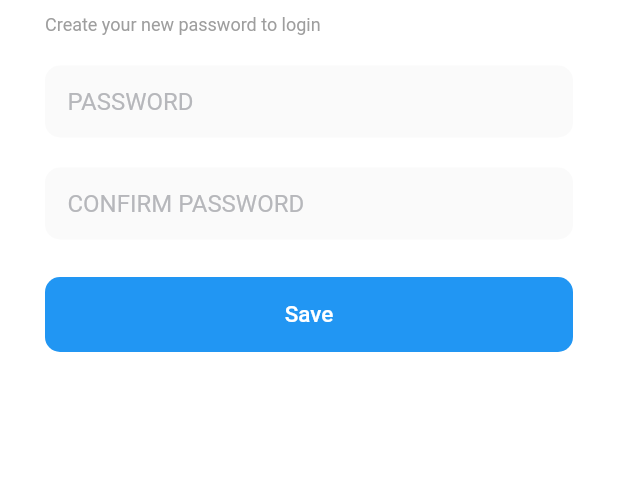
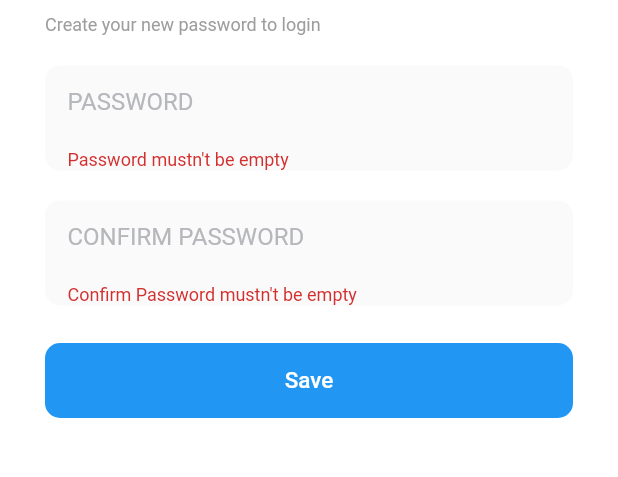
Before and after one commit to OmarMushtaha2020/doctor_app, a Flutter app: the CreatePasswordView screen opened by its route, after a tap on "Save", on a phone screen of 412 x 824 dp, the part 191-668 px from its top. Run offline on Flutter 3.47's test engine with Material 2 defaults, Android fonts, the phone set to English and light mode, and no system bars; our stand-ins replace animate_do, cached_network_image, cloud_firestore, firebase_auth, firebase_core, firebase_storage and 5 more; missing offline and left inert: encrypt; accounts and stored records are empty.

Commit message:
Final Changes

```diff
--- a/lib/app/modules/home/controllers/add_article_controller.dart
+++ b/lib/app/modules/home/controllers/add_article_controller.dart
@@ -100,16 +100,17 @@ class AddArticleController extends GetxController {
       nameArticle, detailsArticle, imageArticle, idOfCategories) async {
     articleModel = ArticleModel(nameArticle, detailsArticle, imageArticle,
         idOfCategories, tokenOfDoctors);
-    Future.delayed(Duration(milliseconds: 1000)).then((value) {
       FirebaseFirestore.instance
           .collection("Categories")
           .doc("$idOfCategories")
           .collection("Article")
           .add(articleModel?.toMap() ?? {})
           .then((value) {
+
         articleModel = ArticleModel(nameArticle, detailsArticle, imageArticle,
             idOfCategories, tokenOfDoctors,
             idOfArticle: value.id);
+        article.add(articleModel!);
         update();
         FirebaseFirestore.instance
             .collection("Categories")
@@ -118,10 +119,7 @@ class AddArticleController extends GetxController {
             .doc(value.id)
             .update(articleModel?.toMap() ?? {})
             .then((value) {
-          getAllArticle(idOfCategories);
           changeValueOfBottomSheet(false);
-          update();
-        });
 
         update();
       }).catchError((error) {});
--- a/lib/app/modules/home/views/chat_view.dart
+++ b/lib/app/modules/home/views/chat_view.dart
@@ -24,7 +24,7 @@ class ChatView extends GetView<LayoutController> {
                 ? Column(
                     mainAxisAlignment: MainAxisAlignment.center,
                     children: [
-                      SpinKitFadingCube(
+                      const SpinKitFadingCube(
                         color: Colors.blue,
                         size: 50.0,
                       ),
--- a/lib/app/modules/home/views/create_password_view.dart
+++ b/lib/app/modules/home/views/create_password_view.dart
@@ -1,4 +1,3 @@
-import 'package:firebase_auth/firebase_auth.dart';
 import 'package:flutter/material.dart';
 
 import 'package:get/get.dart';
@@ -15,13 +14,17 @@ class CreatePasswordView extends GetView<CreatePasswordController> {
   var password = TextEditingController();
   var confirm_password = TextEditingController();
   var token = Get.arguments;
+  var formKey=GlobalKey<FormState>();
 
   @override
   Widget build(BuildContext context) {
     return Scaffold(
         appBar: AppBar(),
         body: Padding(
-          padding: EdgeInsets.symmetric(horizontal: 30),
+          padding: const EdgeInsets.symmetric(horizontal: 30),
+          child: Form(
+            key: formKey,
+            child: SingleChildScrollView(
               child: Column(
                 crossAxisAlignment:
                 CrossAxisAlignment.start,
@@ -39,23 +42,38 @@ class CreatePasswordView extends GetView<CreatePasswordController> {
                   CustomSizeBox(20),
                   CustomAnimation(
                       CustomTextForm(
-                      password, "PASSWORD".tr, TextInputType.visiblePassword),
+                          password, "PASSWORD".tr, TextInputType.visiblePassword,validator: (value){
+                            if(value!.isEmpty){
+                              return "Password mustn't be empty";
+                            }
+                            return null;
+                      },),
                       1000),
                   CustomSizeBox(20),
                   CustomAnimation(
                       CustomTextForm(confirm_password, "CONFIRM PASSWORD".tr,
-                      TextInputType.visiblePassword),
+                          TextInputType.visiblePassword,validator: (value){
+                            if(value!.isEmpty){
+                              return "Confirm Password mustn't be empty";
+                            }
+                            return null;
+                          }),
                       1500),
                   CustomSizeBox(25),
                   CustomAnimation(
                       CustomButtom(() {
+                        if(formKey.currentState!.validate()){
                           controller.upatePasswordOfAccountDoctors(
                               token, password.text, confirm_password.text);
+                        }
+
                       }, Colors.blue, 50, double.infinity, 10, Colors.white,
                           "Save".tr, 15),
                       2000)
                 ],
               ),
+            ),
+          ),
         ));
   }
 }
--- a/lib/app/modules/patients/views/create_password_patients_view.dart
+++ b/lib/app/modules/patients/views/create_password_patients_view.dart
@@ -13,6 +13,7 @@ class CreatePasswordPatientsView extends GetView<CreatePasswordPatientsControlle
    var password=TextEditingController();
    var confirm_password=TextEditingController();
    var token=Get.arguments;
+   var formKey=GlobalKey<FormState>();
   @override
   Widget build(BuildContext context) {
     return Scaffold(
@@ -20,7 +21,9 @@ class CreatePasswordPatientsView extends GetView<CreatePasswordPatientsControlle
 
         ),
         body: Padding(
-          padding:  EdgeInsets.symmetric(horizontal: 30),
+          padding:  const EdgeInsets.symmetric(horizontal: 30),
+          child: Form(key: formKey,
+            child: SingleChildScrollView(
               child: Column(
                 crossAxisAlignment: CrossAxisAlignment.start,
                 children:  [
@@ -32,16 +35,29 @@ class CreatePasswordPatientsView extends GetView<CreatePasswordPatientsControlle
                   CustomAnimation( CustomText(Colors.grey, 12, FontWeight.w400, "Create your new password to login".tr),500)
                   , CustomSizeBox(20),
 
-              CustomAnimation( CustomTextForm(password, "PASSWORD".tr,TextInputType.visiblePassword),1000),
+                  CustomAnimation( CustomTextForm(password, "PASSWORD".tr,TextInputType.visiblePassword,validator: (value){
+                    if(value!.isEmpty){
+                      return "Password mustn't be empty";
+                    }
+                  },),1000),
                   CustomSizeBox(20),
 
-              CustomAnimation( CustomTextForm(confirm_password, "CONFIRM PASSWORD".tr,TextInputType.visiblePassword),1500),
+                  CustomAnimation( CustomTextForm(confirm_password, "CONFIRM PASSWORD".tr,TextInputType.visiblePassword,validator: (value){
+                    if(value!.isEmpty){
+                      return "Confirm Password mustn't be empty";
+                    }
+                  }),1500),
 
                   CustomSizeBox(25),
                   CustomAnimation( CustomButtom(() {
+                    if(formKey.currentState!.validate()){
                       controller.upatePasswordOfAccountPatients(token,password.text,confirm_password.text);
+
+                    }
                   }, Colors.blue, 50, double.infinity, 10, Colors.white, "Save".tr, 15),2000)
                 ],
+              ),
+            ),
           ),
         )
     );
--- a/lib/app/modules/patients/views/home_patients_view.dart
+++ b/lib/app/modules/patients/views/home_patients_view.dart
@@ -26,7 +26,7 @@ class HomePatientsView extends GetView<LayoutPatientsAppController> {
          controller.categories.length==0?Column(
            mainAxisAlignment: MainAxisAlignment.center,
            children: [
-             SpinKitFadingCube(
+             const SpinKitFadingCube(
                color: Colors.blue,
 
                size: 50.0,
--- a/lib/app/modules/patients/views/search_view.dart
+++ b/lib/app/modules/patients/views/search_view.dart
@@ -30,7 +30,8 @@ var nameOfCategory=TextEditingController();
           child: GetBuilder<SearchControllers>(
             init: SearchControllers(),
             builder: (controller){
-              return  Column(
+              return  SingleChildScrollView(
+                child: Column(
                   children: [
                     Row(
                       children: [
@@ -116,6 +117,7 @@ var nameOfCategory=TextEditingController();
                         ), separatorBuilder: (controller,index)=>CustomSizeBox(20), itemCount: controller.searchCategories.length),
 
                   ],
+                ),
               );
             },
           ),
--- a/lib/main.dart
+++ b/lib/main.dart
@@ -66,6 +66,9 @@ class MyApp extends StatelessWidget {
         LayoutPatientsAppController layoutPatientsAppController =
             Get.find<LayoutPatientsAppController>();
         print("The lang is ${layoutPatientsAppController.initLang}");
+        layoutPatientsAppController.deleteAppDir();
+        layoutPatientsAppController.deleteCacheDir();
+
         return GetMaterialApp(
 
           title: "Application",
@@ -75,7 +78,7 @@ class MyApp extends StatelessWidget {
           debugShowCheckedModeBanner: false,
           theme: ThemeData(
             scaffoldBackgroundColor: const Color(0Xffffffff),
-            appBarTheme:  AppBarTheme(
+            appBarTheme:  const AppBarTheme(
               systemOverlayStyle: SystemUiOverlayStyle(
                 statusBarColor: Colors.transparent,
 statusBarBrightness: Brightness.dark,
@@ -90,4 +93,5 @@ statusBarIconBrightness: Brightness.dark,
       },
     );
   }
+
 }
--- a/pubspec.yaml
+++ b/pubspec.yaml
@@ -51,11 +51,14 @@ dependencies:
   device_preview: ^1.1.0
   image_picker: ^1.0.0
   get_storage: ^2.1.1
+  path_provider: ^2.0.15
 
   firebase_storage: ^11.1.1
   firebase_messaging: ^14.6.0
   flutter_spinkit: ^5.2.0
   sizer: ^2.0.15
+  cached_network_image: ^3.2.3
+  flutter_image: ^4.1.6
 dev_dependencies:
   flutter_test:
     sdk: flutter
```
Also changed, not shown: lib/app/modules/home/controllers/layout_controller.dart (+6 -23 lines), lib/app/modules/home/views/add_article_view.dart (+9 -10 lines), lib/app/modules/home/views/forgot_password_view.dart (+13 -3 lines), lib/app/modules/home/views/home_view.dart (+24 -19 lines), lib/app/modules/home/views/profile_view.dart (+10 -6 lines), lib/app/modules/patients/controllers/layout_patients_app_controller.dart (+24 -0 lines), lib/app/modules/patients/controllers/search_controller.dart (+6 -3 lines), lib/app/modules/patients/views/forgot_password_patients_view.dart (+14 -2 lines), pubspec.lock, 14 other files. Lines whose indentation alone changed are shown as unchanged.
